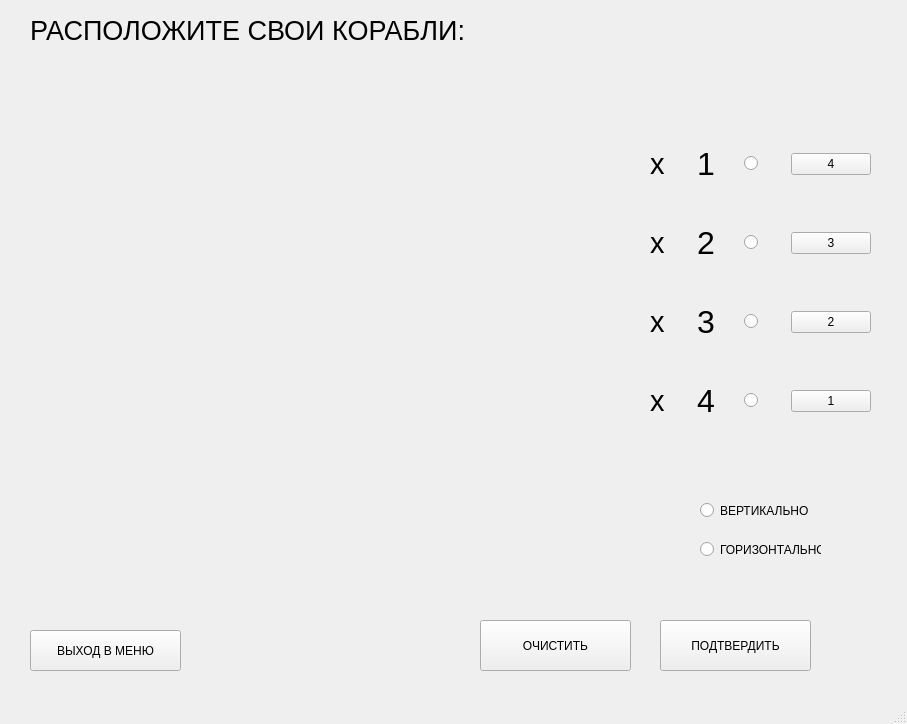
The window that createfieldwindow.ui (ArcasHH/SeaBattle) describes before a commit, drawn with Qt 5.
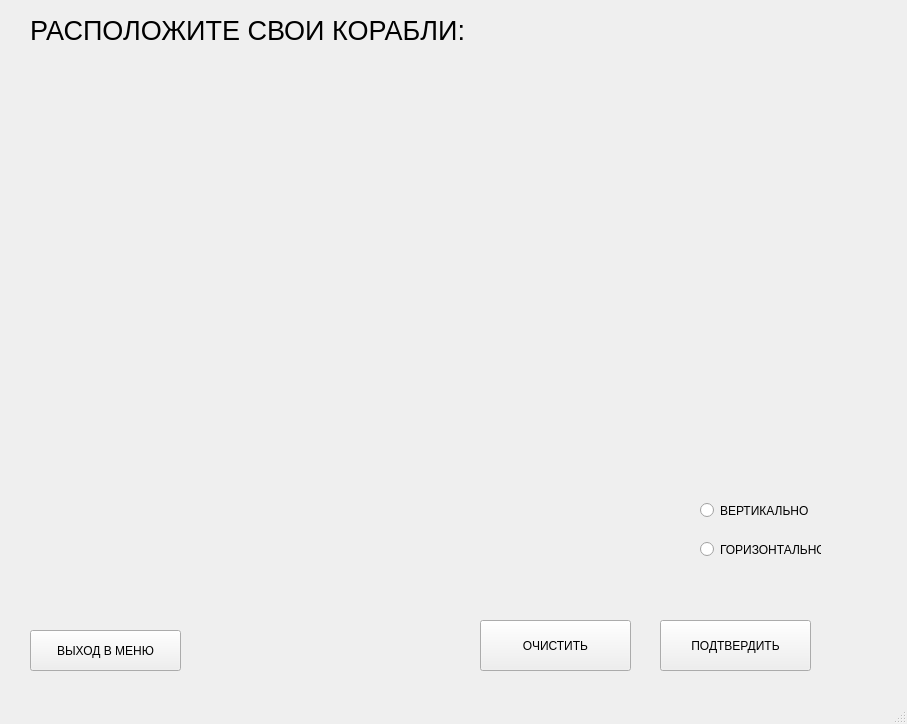
The same window after the commit.

Patch:
```diff
--- a/createfieldwindow.ui
+++ b/createfieldwindow.ui
@@ -118,182 +118,6 @@
      <string>ОЧИСТИТЬ</string>
     </property>
    </widget>
-   <widget class="QWidget" name="layoutWidget">
-    <property name="geometry">
-     <rect>
-      <x>650</x>
-      <y>109</y>
-      <width>221</width>
-      <height>351</height>
-     </rect>
-    </property>
-    <layout class="QGridLayout" name="gridLayout">
-     <item row="0" column="0">
-      <widget class="QLabel" name="label">
-       <property name="font">
-        <font>
-         <pointsize>22</pointsize>
-        </font>
-       </property>
-       <property name="layoutDirection">
-        <enum>Qt::LeftToRight</enum>
-       </property>
-       <property name="text">
-        <string>x</string>
-       </property>
-      </widget>
-     </item>
-     <item row="0" column="1">
-      <widget class="QLabel" name="label_4">
-       <property name="font">
-        <font>
-         <pointsize>24</pointsize>
-        </font>
-       </property>
-       <property name="text">
-        <string>1</string>
-       </property>
-      </widget>
-     </item>
-     <item row="0" column="2">
-      <widget class="QRadioButton" name="radioButton_4">
-       <property name="text">
-        <string/>
-       </property>
-      </widget>
-     </item>
-     <item row="0" column="3">
-      <widget class="QPushButton" name="pushButton_4">
-       <property name="text">
-        <string>4</string>
-       </property>
-      </widget>
-     </item>
-     <item row="1" column="0">
-      <widget class="QLabel" name="label_5">
-       <property name="font">
-        <font>
-         <pointsize>22</pointsize>
-        </font>
-       </property>
-       <property name="layoutDirection">
-        <enum>Qt::LeftToRight</enum>
-       </property>
-       <property name="text">
-        <string>x</string>
-       </property>
-      </widget>
-     </item>
-     <item row="1" column="1">
-      <widget class="QLabel" name="label_3">
-       <property name="font">
-        <font>
-         <pointsize>24</pointsize>
-        </font>
-       </property>
-       <property name="text">
-        <string>2</string>
-       </property>
-      </widget>
-     </item>
-     <item row="1" column="2">
-      <widget class="QRadioButton" name="radioButton_3">
-       <property name="text">
-        <string/>
-       </property>
-      </widget>
-     </item>
-     <item row="1" column="3">
-      <widget class="QPushButton" name="pushButton_3">
-       <property name="text">
-        <string>3</string>
-       </property>
-      </widget>
-     </item>
-     <item row="2" column="0">
-      <widget class="QLabel" name="label_6">
-       <property name="font">
-        <font>
-         <pointsize>22</pointsize>
-        </font>
-       </property>
-       <property name="layoutDirection">
-        <enum>Qt::LeftToRight</enum>
-       </property>
-       <property name="text">
-        <string>x</string>
-       </property>
-      </widget>
-     </item>
-     <item row="2" column="1">
-      <widget class="QLabel" name="label_2">
-       <property name="font">
-        <font>
-         <pointsize>24</pointsize>
-        </font>
-       </property>
-       <property name="text">
-        <string>3</string>
-       </property>
-      </widget>
-     </item>
-     <item row="2" column="2">
-      <widget class="QRadioButton" name="radioButton_2">
-       <property name="text">
-        <string/>
-       </property>
-      </widget>
-     </item>
-     <item row="2" column="3">
-      <widget class="QPushButton" name="pushButton_2">
-       <property name="text">
-        <string>2</string>
-       </property>
-      </widget>
-     </item>
-     <item row="3" column="0">
-      <widget class="QLabel" name="label_7">
-       <property name="font">
-        <font>
-         <pointsize>22</pointsize>
-        </font>
-       </property>
-       <property name="layoutDirection">
-        <enum>Qt::LeftToRight</enum>
-       </property>
-       <property name="text">
-        <string>x</string>
-       </property>
-      </widget>
-     </item>
-     <item row="3" column="1">
-      <widget class="QLabel" name="label_1">
-       <property name="font">
-        <font>
-         <pointsize>24</pointsize>
-        </font>
-       </property>
-       <property name="text">
-        <string>4</string>
-       </property>
-      </widget>
-     </item>
-     <item row="3" column="2">
-      <widget class="QRadioButton" name="radioButton_1">
-       <property name="text">
-        <string/>
-       </property>
-      </widget>
-     </item>
-     <item row="3" column="3">
-      <widget class="QPushButton" name="pushButton_1">
-       <property name="text">
-        <string>1</string>
-       </property>
-      </widget>
-     </item>
-    </layout>
-   </widget>
    <widget class="QLabel" name="label_accept">
     <property name="geometry">
      <rect>
@@ -307,6 +131,17 @@
      <string/>
     </property>
    </widget>
+   <widget class="QWidget" name="verticalLayoutWidget">
+    <property name="geometry">
+     <rect>
+      <x>650</x>
+      <y>300</y>
+      <width>201</width>
+      <height>351</height>
+     </rect>
+    </property>
+    <layout class="QVBoxLayout" name="shipInfoLayout"/>
+   </widget>
   </widget>
   <widget class="QMenuBar" name="menubar">
    <property name="geometry">
```
Left out of the diff: 6 changed lines with no effect on the pictures.
